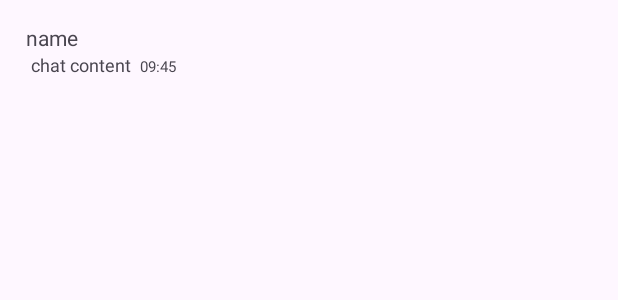
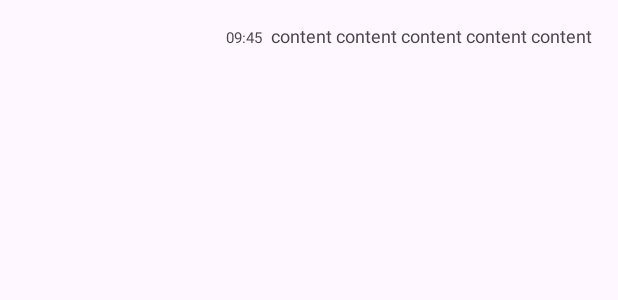
Before and after one commit to sl39/AniBuddy, an Android app: the layout item_my_chat.xml on its own in the app's theme, with its tools: preview values and no code run, on a phone screen of 412 x 824 dp. Shown: the top 300 px of the screen. Run offline under Robolectric (Android 15) with nearby library versions, the phone set to English and light mode, and no system bars.

Commit message:
feat: 채팅방화면 MessageItemAdapter 작성

```diff
--- a/front/app/src/main/res/layout/item_my_chat.xml
+++ b/front/app/src/main/res/layout/item_my_chat.xml
@@ -15,27 +15,12 @@
         android:orientation="vertical"
         android:paddingHorizontal="7dp" >
 
-        <TextView
-            android:layout_width="wrap_content"
+        <LinearLayout
+            android:layout_width="350dp"
             android:layout_height="wrap_content"
-            android:id="@+id/other_name"
-            android:text="name"
-            android:textSize="14sp" />
-
-        <LinearLayout
-            android:layout_width="wrap_content"
-            android:layout_height="wrap_content"
-            android:layout_gravity="left"
+            android:layout_gravity="right"
+            android:gravity="right"
             android:orientation="horizontal">
-
-            <TextView
-                android:id="@+id/chat_content"
-                android:layout_width="wrap_content"
-                android:layout_height="wrap_content"
-                android:paddingLeft="3dp"
-                android:paddingRight="6dp"
-                android:text="chat content"
-                android:textSize="12sp" />
 
             <TextView
                 android:id="@+id/chat_date"
@@ -43,7 +28,15 @@
                 android:layout_height="wrap_content"
                 android:text="09:45"
                 android:textSize="10sp" />
+
+            <TextView
+                android:id="@+id/chat_content"
+                android:layout_width="wrap_content"
+                android:maxWidth="300dp"
+                android:layout_height="wrap_content"
+                android:layout_marginLeft="6dp"
+                android:text="content content content content content"
+                android:textSize="12sp" />
         </LinearLayout>
-
     </LinearLayout>
 </LinearLayout>
```
Also changed, not shown: front/app/src/main/java/com/example/front/MessageListActivity.kt (+60 -6 lines), front/app/src/main/java/com/example/front/fragment_chatroom_list.kt (+9 -10 lines), front/app/src/main/res/layout/item_other_chat.xml (+20 -10 lines).
